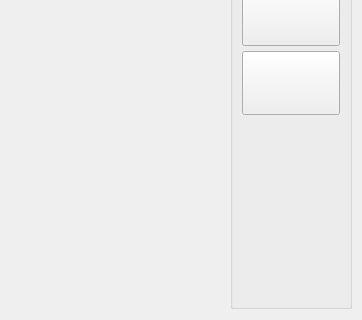
Old version of the form SevROVWorkstation/mainwindow.ui in the repository valabsoft/ows-auv-chersonese; both pictures show x 0 to 362 and y 181 to 501 of the 362 by 501 pixel window.
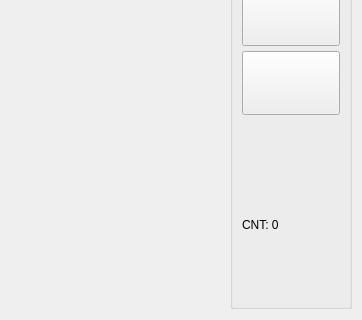
New version of the form. Icons and pictures are not drawn.

The edit to the form file:
```diff
--- a/SevROVWorkstation/mainwindow.ui
+++ b/SevROVWorkstation/mainwindow.ui
@@ -142,6 +142,16 @@
          </property>
         </spacer>
        </item>
+       <item>
+        <widget class="QLabel" name="lbFPS">
+         <property name="text">
+          <string>CNT: 0</string>
+         </property>
+         <property name="alignment">
+          <set>Qt::AlignLeading|Qt::AlignLeft|Qt::AlignVCenter</set>
+         </property>
+        </widget>
+       </item>
        <item>
         <widget class="QLabel" name="lbSevROVLogo">
          <property name="enabled">
```
